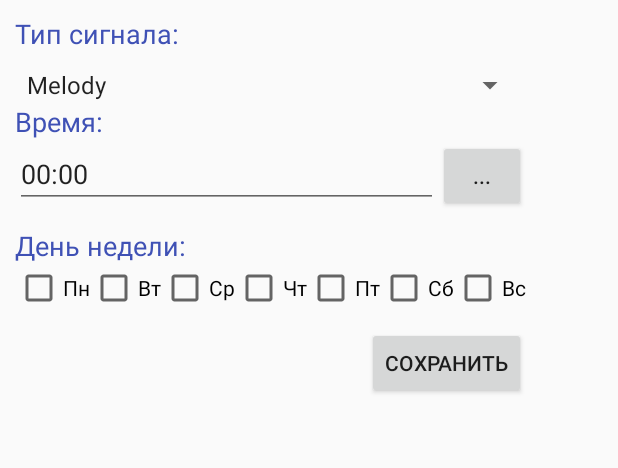
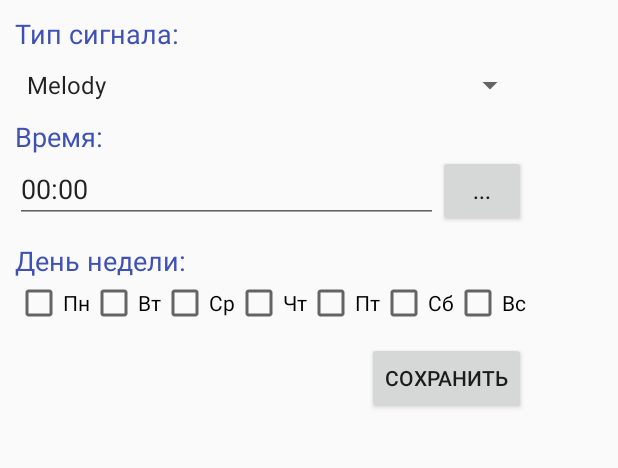
Before and after one commit to MarkovaDA/SimpleAlarmTask, an Android app: the screen it shows after launch (AlarmEditActivity), after a tap on an icon or button, on a phone screen of 412 x 824 dp, the part 223-691 px from its top. Run offline under Robolectric (Android 15) with nearby library versions, the phone set to English and light mode, and no system bars.

Commit message:
добавление формы виджета

```diff
--- a/app/src/main/AndroidManifest.xml
+++ b/app/src/main/AndroidManifest.xml
@@ -16,7 +16,8 @@
                 <category android:name="android.intent.category.LAUNCHER" />
             </intent-filter>
         </activity>
-        <activity android:name=".AlarmEditActivity"></activity>
+        <activity android:name=".AlarmEditActivity" />
+        <activity android:name=".TimeSelectActivity"></activity>
     </application>
 
 </manifest>
--- a/app/src/main/java/com/alarm/darya/simplealarm/AlarmEditActivity.java
+++ b/app/src/main/java/com/alarm/darya/simplealarm/AlarmEditActivity.java
@@ -37,7 +37,9 @@ public class AlarmEditActivity extends AppCompatActivity {
         Bundle bundle = intent.getExtras();
         selectedAlarm = (Alarm)bundle.getSerializable("selectedAlarm");
         windowTitle = intent.getStringExtra("action");
+        txtWindowTitle = (TextView)findViewById(R.id.windowTitle);
         txtWindowTitle.setText(windowTitle);
+
         txtAlarmTitle = (EditText)findViewById(R.id.txtAlarmTitle);
         txtAlarmTitle.setText(selectedAlarm.getName());
 
@@ -120,4 +122,9 @@ public class AlarmEditActivity extends AppCompatActivity {
         spinnerSignalType.setOnItemSelectedListener(onSpinnerItemSelect);
         spinnerSignalType.setSelection(selectedAlarm.getSignalType().ordinal());
     }
+
+    void onTimeSelectBtnClicked(View btn) {
+        Intent intent = new Intent(AlarmEditActivity.this, TimeSelectActivity.class);
+        startActivity(intent);
+    }
 }
--- a/app/src/main/res/layout/activity_alarm_edit.xml
+++ b/app/src/main/res/layout/activity_alarm_edit.xml
@@ -8,7 +8,7 @@
         android:layout_marginLeft="10dp"
         android:layout_marginTop="10dp">
         <TextView
-            android:id="@+id/textView"
+            android:id="@+id/windowTitle"
             android:layout_width="wrap_content"
             android:layout_height="wrap_content"
             android:textSize="20sp"
@@ -46,7 +46,8 @@
             android:layout_height="wrap_content"
             />
     </TableRow>
-    <TableRow android:layout_marginLeft="10dp">
+    <TableRow android:layout_marginLeft="10dp"
+        android:layout_marginTop="10dp">
         <TextView
             android:layout_width="wrap_content"
             android:layout_height="wrap_content"
@@ -66,6 +67,7 @@
                 android:layout_width="wrap_content"
                 android:text="..."
                 android:layout_height="wrap_content"
+                android:onClick="onTimeSelectBtnClicked"
                 android:layout_weight="1"/>
         </LinearLayout>
     </TableRow>
```
Also changed, not shown: app/src/main/java/com/alarm/darya/simplealarm/TimeSelectActivity.java (+9 -1 lines), app/src/main/res/layout/activity_time_select.xml (added, +19 -0 lines).
